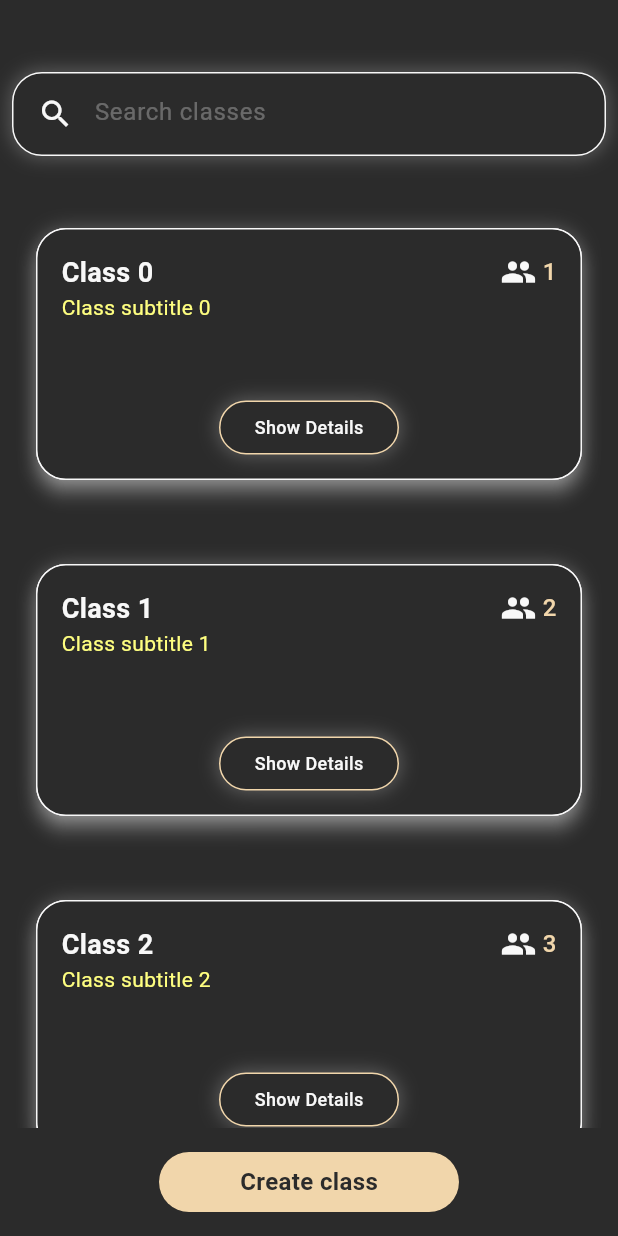
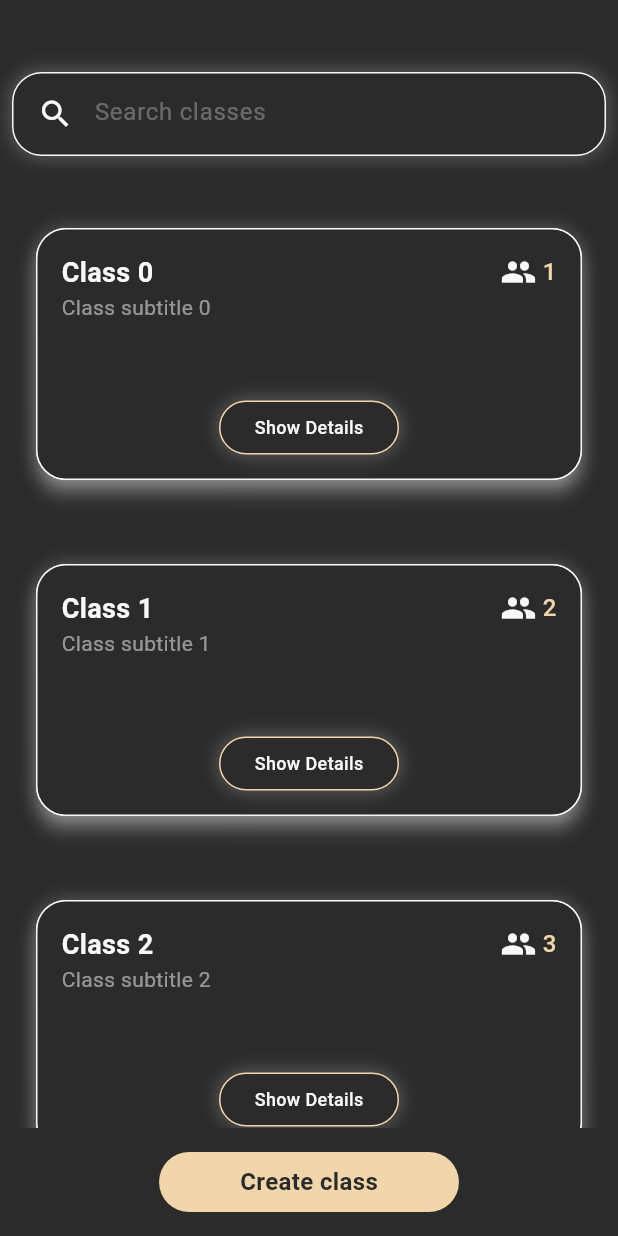
Before and after one commit to School-Money/SchoolMoney, a Flutter app: the ClassesScreen screen opened directly, on a phone screen of 412 x 824 dp. Run offline on Flutter 3.47's test engine with Material 3 defaults, Android fonts, the phone set to English and light mode, and no system bars; network calls fail.

Commit message:
SAM-3: Fix gray color

```diff
--- a/lib/components/school_trip_card.dart
+++ b/lib/components/school_trip_card.dart
@@ -143,7 +143,7 @@ class SchoolTripCard extends StatelessWidget {
                       Container(
                         height: 8,
                         decoration: BoxDecoration(
-                          color: Colors.grey[800],
+                          color: AppColors.gray,
                           borderRadius: BorderRadius.circular(4),
                         ),
                       ),
--- a/lib/constants/app_colors.dart
+++ b/lib/constants/app_colors.dart
@@ -6,7 +6,7 @@ class AppColors {
   static final primary = '#2B2B2B'.toColor();
   static final secondary = '#F8F8F8'.toColor();
   static final accent = '#F1D6AB'.toColor();
-  static final gray = '#FFFFFF80'.toColor();
+  static final gray = '#80FFFFFF'.toColor();
   static final red = '#FF0000'.toColor();
   static final green = '#00FF00'.toColor();
   const AppColors._();
```
